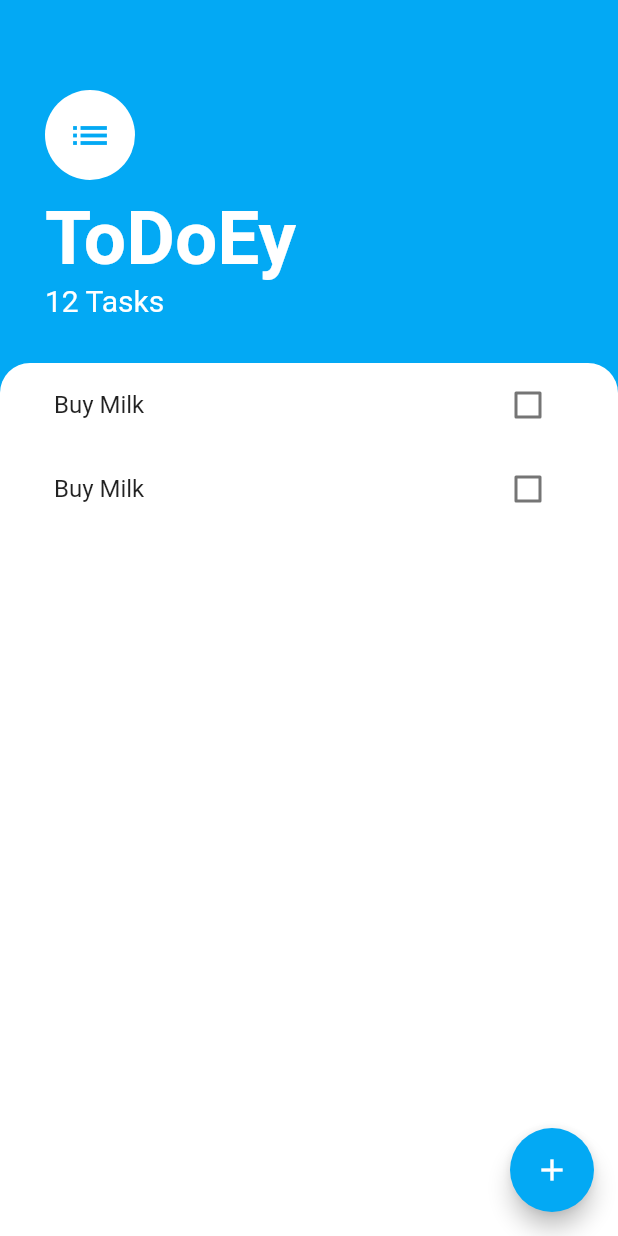
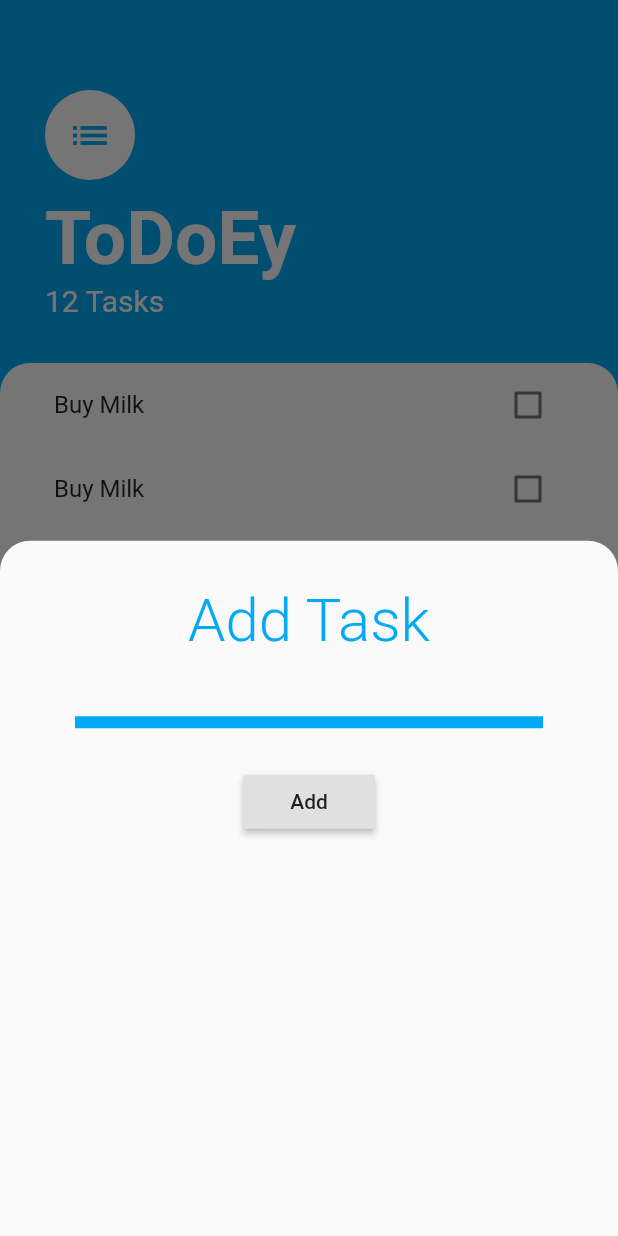
Before and after one commit to hasbikaynak/todoey, a Flutter app: the screen it shows after launch, after a tap on the "add" icon, on a phone screen of 412 x 824 dp. Run offline on Flutter 3.47's test engine with Material 2 defaults, Android fonts, the phone set to English and light mode, and no system bars.

Commit message:
Add AddTaskScreen and into thethis screen add Add Task Text widget and TextField widget and Add RaisedButton

```diff
--- /dev/null
+++ b/lib/screens/add_task_screen.dart
@@ -0,0 +1,44 @@
+import 'package:flutter/cupertino.dart';
+import 'package:flutter/material.dart';
+
+class AddTaskScreen extends StatelessWidget {
+  @override
+  Widget build(BuildContext context) {
+    return Container(
+      padding: EdgeInsets.fromLTRB(50.0, 30.0, 50.0, 0.0),
+      child: Center(
+        child: Column(
+          children: <Widget>[
+            Text(
+              'Add Task',
+              style: TextStyle(
+                fontWeight: FontWeight.w300,
+                fontSize: 40.0,
+                color: Colors.lightBlue,
+              ),
+            ),
+            TextField(
+              decoration: InputDecoration(
+                enabledBorder: UnderlineInputBorder(
+                  borderSide: BorderSide(
+                    width: 8.0,
+                    color: Colors.lightBlue,
+                  ),
+                ),
+              ),
+            ),
+            SizedBox(
+              height: 25.0,
+            ),
+            RaisedButton(
+              onPressed: () {},
+              child: Text(
+                'Add',
+              ),
+            ),
+          ],
+        ),
+      ),
+    );
+  }
+}
--- a/lib/screens/tasks_screen.dart
+++ b/lib/screens/tasks_screen.dart
@@ -1,12 +1,29 @@
 import 'package:flutter/material.dart';
+import 'package:todoey/widgets/tasks_list.dart';
+import 'package:todoey/screens/add_task_screen.dart';
 
 class TaskScreen extends StatelessWidget {
+  Widget buildBottomSheet(BuildContext) {
+    return Container();
+  }
+
   @override
   Widget build(BuildContext context) {
     return Scaffold(
       backgroundColor: Colors.lightBlue,
       floatingActionButton: FloatingActionButton(
-        onPressed: () {},
+        onPressed: () {
+          showModalBottomSheet(
+            context: context,
+            builder: (ctx) => AddTaskScreen(),
+            shape: RoundedRectangleBorder(
+              borderRadius: BorderRadius.only(
+                topLeft: Radius.circular(20.0),
+                topRight: Radius.circular(20.0),
+              ),
+            ),
+          );
+        },
         backgroundColor: Colors.lightBlue,
         child: Icon(
           Icons.add,
@@ -69,38 +86,3 @@ class TaskScreen extends StatelessWidget {
     );
   }
 }
-
-class TasksList extends StatelessWidget {
-  @override
-  Widget build(BuildContext context) {
-    return ListView(
-      children: <Widget>[
-        TaskTile(),
-        ListTile(
-          title: Text(
-            'Buy Milk',
-          ),
-          trailing: Checkbox(
-            value: false,
-            onChanged: (v) {},
-          ),
-        ),
-      ],
-    );
-  }
-}
-
-class TaskTile extends StatelessWidget {
-  @override
-  Widget build(BuildContext context) {
-    return ListTile(
-      title: Text(
-        'Buy Milk',
-      ),
-      trailing: Checkbox(
-        value: false,
-        onChanged: (v) {},
-      ),
-    );
-  }
-}
--- /dev/null
+++ b/lib/widgets/task_tile.dart
@@ -0,0 +1,16 @@
+import 'package:flutter/material.dart';
+
+class TaskTile extends StatelessWidget {
+  @override
+  Widget build(BuildContext context) {
+    return ListTile(
+      title: Text(
+        'Buy Milk',
+      ),
+      trailing: Checkbox(
+        value: false,
+        onChanged: (v) {},
+      ),
+    );
+  }
+}
--- a/lib/widgets/tasks_list.dart
+++ b/lib/widgets/tasks_list.dart
@@ -0,0 +1,17 @@
+import 'package:flutter/material.dart';
+import 'task_tile.dart';
+
+class TasksList extends StatelessWidget {
+  @override
+  Widget build(BuildContext context) {
+    return ListView(
+      children: <Widget>[
+        TaskTile(),
+        TaskTile(),
+        TaskTile(),
+        TaskTile(),
+        TaskTile(),
+      ],
+    );
+  }
+}
```
